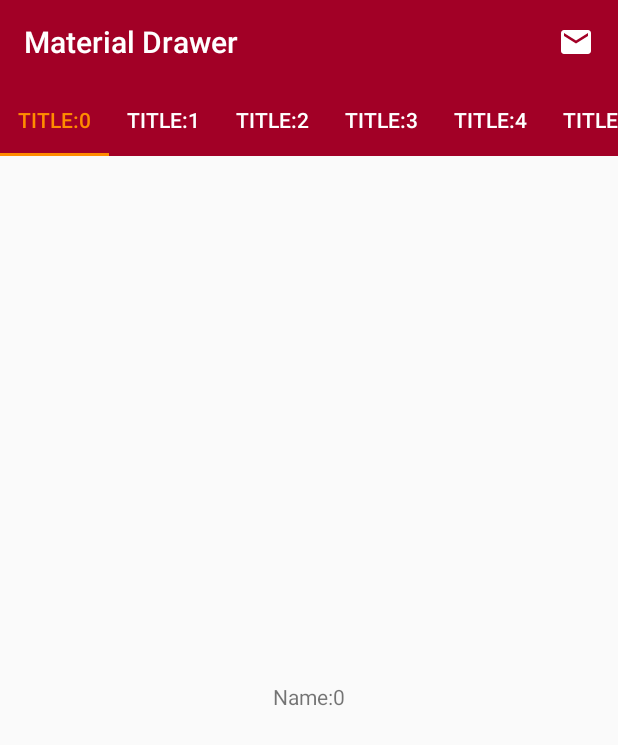
After one commit to esmaeil-ahmadipour/Android_MaterialDesign, an Android app: the MainTabFragment screen opened directly, with no data from a screen before it, on a phone screen of 412 x 824 dp. The commit adds this screen. Shown: the top 745 px of the screen. Run offline under Robolectric (Android 15) with nearby library versions, the phone set to English and light mode, and no system bars.

Commit message:
Commit> Add Scrollable TabLayout

```diff
--- a/app/src/main/AndroidManifest.xml
+++ b/app/src/main/AndroidManifest.xml
@@ -9,7 +9,8 @@
         android:roundIcon="@mipmap/ic_launcher_round"
         android:supportsRtl="true"
         android:theme="@style/AppTheme">
-        <activity android:name=".TwoActivity"></activity>
+        <activity android:name=".ThreeActivity"></activity>
+        <activity android:name=".TwoActivity" />
         <activity android:name=".OneActivity" />
         <activity android:name=".MainActivity">
             <intent-filter>
--- a/app/src/main/java/ir/ea2/android_materialdesign/MainActivity.java
+++ b/app/src/main/java/ir/ea2/android_materialdesign/MainActivity.java
@@ -13,7 +13,7 @@ import androidx.appcompat.app.AppCompatActivity;
 public class MainActivity extends AppCompatActivity {
     Context context = this;
     private Button btnShowNotification;
-    RadioButton rdBtnSample, rdBtnLargeIcon, rdBtnPriority, rdBtnBigTextStyle, rdBtnActivity2, rdBtnActivity1;
+    RadioButton rdBtnSample, rdBtnLargeIcon, rdBtnPriority, rdBtnBigTextStyle, rdBtnActivity2,rdBtnActivity3, rdBtnActivity1;
     private RadioGroup rdGroup;
     private int checkedRadioButton;
 
@@ -41,7 +41,11 @@ public class MainActivity extends AppCompatActivity {
                         startActivity(twoActivity);
                     }
                     break;
-
+                    case R.id.ac_main_rdBtn_activity3: {
+                        Intent threeActivity = new Intent(MainActivity.this, ThreeActivity.class);
+                        startActivity(threeActivity);
+                    }
+                    break;
                     default:
                         Toast.makeText(context, "Please , Select One Item!", Toast.LENGTH_SHORT)
                                 .show();
@@ -54,6 +58,7 @@ public class MainActivity extends AppCompatActivity {
         btnShowNotification = findViewById(R.id.ac_main_button);
         rdBtnActivity1 = findViewById(R.id.ac_main_rdBtn_activity1);
         rdBtnActivity2 = findViewById(R.id.ac_main_rdBtn_activity2);
+        rdBtnActivity3 = findViewById(R.id.ac_main_rdBtn_activity3);
         rdGroup = findViewById(R.id.ac_main_rdGroup);
     }
 
--- /dev/null
+++ b/app/src/main/java/ir/ea2/android_materialdesign/MainTabFragment.java
@@ -0,0 +1,36 @@
+package ir.ea2.android_materialdesign;
+
+import android.os.Bundle;
+import android.view.LayoutInflater;
+import android.view.View;
+import android.view.ViewGroup;
+import android.widget.TextView;
+
+import androidx.annotation.NonNull;
+import androidx.annotation.Nullable;
+import androidx.fragment.app.Fragment;
+
+public class MainTabFragment extends Fragment {
+    public static final String TITLE_KEY="title_key";
+    private TextView mainTabTextView;
+    @Nullable
+    @Override
+    public View onCreateView(@NonNull LayoutInflater inflater, @Nullable ViewGroup container, @Nullable Bundle savedInstanceState) {
+        View view= inflater.inflate(R.layout.fragment_main_tab,container , false);
+        mainTabTextView = view.findViewById(R.id.fr_main_tab_txt);
+       Bundle bundle = getArguments();
+       if(bundle != null){
+           mainTabTextView.setText(bundle.getString(TITLE_KEY));
+       }
+        return view;
+    }
+
+    public static MainTabFragment newInstance(String titleString) {
+
+        Bundle args = new Bundle();
+         args.putString(TITLE_KEY , titleString);
+         MainTabFragment fragment = new MainTabFragment();
+        fragment.setArguments(args);
+        return fragment;
+    }
+}
--- /dev/null
+++ b/app/src/main/java/ir/ea2/android_materialdesign/ThreeActivity.java
@@ -0,0 +1,77 @@
+package ir.ea2.android_materialdesign;
+
+import androidx.appcompat.app.AppCompatActivity;
+import androidx.appcompat.widget.Toolbar;
+import androidx.core.content.ContextCompat;
+import androidx.viewpager.widget.ViewPager;
+
+import android.graphics.Color;
+import android.os.Build;
+import android.os.Bundle;
+
+import com.google.android.material.tabs.TabLayout;
+
+public class ThreeActivity extends AppCompatActivity {
+    private Toolbar toolbar;
+    private TabLayout tabLayout;
+    private ViewPagerAdapter viewPagerAdapter;
+    private ViewPager viewPager;
+
+
+    @Override
+    protected void onCreate(Bundle savedInstanceState) {
+        super.onCreate(savedInstanceState);
+        setContentView(R.layout.activity_three);
+        setupToolbar();
+        setupTabLayout();
+    }
+
+    private void setupTabLayout() {
+        tabLayout = findViewById(R.id.ac_three_tabLayout);
+        viewPager = findViewById(R.id.ac_three_viewpager);
+        viewPagerAdapter = new ViewPagerAdapter(getSupportFragmentManager());
+
+        for (int i = 0; i < 8 ; i++) {
+            viewPagerAdapter.addItems(MainTabFragment.newInstance("Name:"+i),"Title:"+i);
+
+        }
+
+        viewPager.setAdapter(viewPagerAdapter);
+        tabLayout.setupWithViewPager(viewPager);
+
+
+        tabLayout.addOnTabSelectedListener(new TabLayout.OnTabSelectedListener() {
+            @Override
+            public void onTabSelected(TabLayout.Tab tab) {
+                if (tab.getPosition() == 0) {
+                    toolbar.setBackgroundColor(ContextCompat.getColor(ThreeActivity.this, R.color.primaryColor));
+                    if (Build.VERSION.SDK_INT >= Build.VERSION_CODES.LOLLIPOP) {
+                        getWindow().setStatusBarColor(ContextCompat.getColor(ThreeActivity.this, R.color.primaryDarkColor));
+                    }
+                } else if (tab.getPosition() == 1) {
+                    toolbar.setBackgroundColor(getResources().getColor(R.color.secondaryColor));
+                    if (Build.VERSION.SDK_INT >= Build.VERSION_CODES.LOLLIPOP) {
+                        getWindow().setStatusBarColor(ContextCompat.getColor(ThreeActivity.this, R.color.secondaryDarkColor));
+                    }
+                }
+
+            }
+
+            @Override
+            public void onTabUnselected(TabLayout.Tab tab) {
+
+            }
+
+            @Override
+            public void onTabReselected(TabLayout.Tab tab) {
+
+            }
+        });
+    }
+
+    private void setupToolbar() {
+        toolbar = findViewById(R.id.ac_three_toolbar);
+        toolbar.setTitleTextColor(Color.WHITE);
+        setSupportActionBar(toolbar);
+    }
+}
--- a/app/src/main/java/ir/ea2/android_materialdesign/ViewPagerAdapter.java
+++ b/app/src/main/java/ir/ea2/android_materialdesign/ViewPagerAdapter.java
@@ -32,8 +32,7 @@ public class ViewPagerAdapter extends FragmentPagerAdapter {
     @Nullable
     @Override
     public CharSequence getPageTitle(int position) {
-        return null;
-                //titleList.get(position);
+        return titleList.get(position);
     }
     public void addItems(Fragment fragment , String title){
       fragmentList.add(fragment);
--- a/app/src/main/res/layout/activity_main.xml
+++ b/app/src/main/res/layout/activity_main.xml
@@ -29,6 +29,13 @@
             android:layout_height="wrap_content"
             android:text="@string/main_rdBtn_activity2" />
 
+
+        <RadioButton
+            android:id="@+id/ac_main_rdBtn_activity3"
+            android:layout_width="wrap_content"
+            android:layout_height="wrap_content"
+            android:text="@string/main_rdBtn_activity3" />
+
     </RadioGroup>
 
     <Button
--- /dev/null
+++ b/app/src/main/res/layout/activity_three.xml
@@ -0,0 +1,41 @@
+<?xml version="1.0" encoding="utf-8"?>
+<androidx.constraintlayout.widget.ConstraintLayout xmlns:android="http://schemas.android.com/apk/res/android"
+    xmlns:app="http://schemas.android.com/apk/res-auto"
+    xmlns:tools="http://schemas.android.com/tools"
+    android:layout_width="match_parent"
+    android:layout_height="match_parent"
+    tools:context=".ThreeActivity">
+    <include
+        android:id="@+id/ac_three_toolbar"
+        layout="@layout/main_toolbar"
+        app:layout_constraintEnd_toEndOf="parent"
+        app:layout_constraintTop_toTopOf="parent" />
+
+    <com.google.android.material.tabs.TabLayout
+        android:id="@+id/ac_three_tabLayout"
+        android:layout_width="0dp"
+        android:layout_height="wrap_content"
+        android:background="@color/primaryColor"
+        app:layout_constraintEnd_toEndOf="parent"
+        app:layout_constraintHorizontal_bias="0.0"
+        app:layout_constraintStart_toStartOf="parent"
+        app:layout_constraintTop_toBottomOf="@+id/ac_three_toolbar"
+        app:tabGravity="fill"
+        app:tabIconTint="@color/colorWhite"
+        app:tabMode="scrollable"
+        app:tabSelectedTextColor="@color/secondaryColor"
+        app:tabTextColor="@color/colorWhite">
+
+
+    </com.google.android.material.tabs.TabLayout>
+
+    <androidx.viewpager.widget.ViewPager
+        android:id="@+id/ac_three_viewpager"
+        android:layout_width="0dp"
+        android:layout_height="0dp"
+        app:layout_constraintBottom_toBottomOf="parent"
+        app:layout_constraintEnd_toEndOf="parent"
+        app:layout_constraintStart_toStartOf="parent"
+        app:layout_constraintTop_toBottomOf="@+id/ac_three_tabLayout" />
+
+</androidx.constraintlayout.widget.ConstraintLayout>
--- /dev/null
+++ b/app/src/main/res/layout/fragment_main_tab.xml
@@ -0,0 +1,18 @@
+<?xml version="1.0" encoding="utf-8"?>
+<androidx.constraintlayout.widget.ConstraintLayout
+    xmlns:android="http://schemas.android.com/apk/res/android"
+    xmlns:app="http://schemas.android.com/apk/res-auto"
+    xmlns:tools="http://schemas.android.com/tools"
+    android:layout_width="match_parent"
+    android:layout_height="match_parent">
+
+    <TextView
+        android:id="@+id/fr_main_tab_txt"
+        android:layout_width="wrap_content"
+        android:layout_height="wrap_content"
+        android:text=""
+        app:layout_constraintBottom_toBottomOf="parent"
+        app:layout_constraintEnd_toEndOf="parent"
+        app:layout_constraintStart_toStartOf="parent"
+        app:layout_constraintTop_toTopOf="parent" />
+</androidx.constraintlayout.widget.ConstraintLayout>
--- a/app/src/main/res/values/strings.xml
+++ b/app/src/main/res/values/strings.xml
@@ -26,5 +26,6 @@
 
     <!--String Use In Toast's -->
     <string name="toast_select_item">Please , Select One Item</string>
+    <string name="main_rdBtn_activity3">Activity 3</string>
 
 </resources>
```
